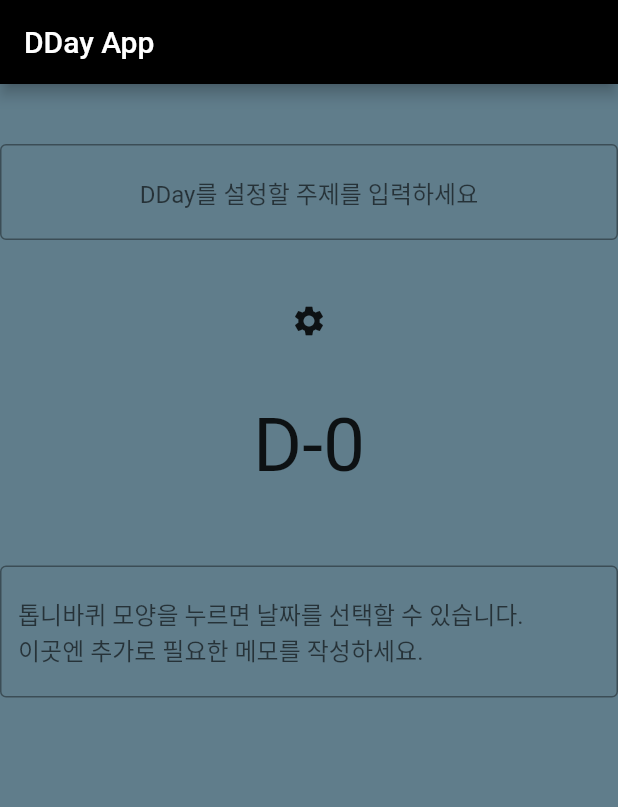
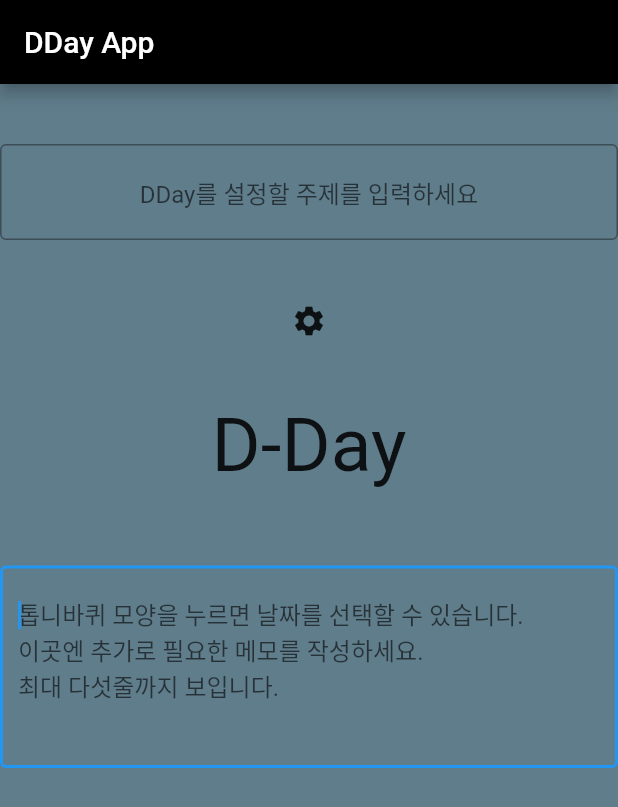
Before and after one commit to Juice-Han/dday_app, a Flutter app: the screen it shows after launch, on a phone screen of 412 x 824 dp. Shown: the top 807 px of the screen. Run offline on Flutter 3.47's test engine with Material 2 defaults, Android fonts, the phone set to English and light mode, and no system bars.

Commit message:
3rd commit

```diff
--- a/lib/screen/home_screen.dart
+++ b/lib/screen/home_screen.dart
@@ -40,7 +40,11 @@ class _DDay extends StatefulWidget {
 
 class __DDayState extends State<_DDay> {
   DateTime now = DateTime.now();
-  int days = 0;
+  String days = 'Day';
+  TextEditingController _editTextController = TextEditingController();
+
+  // Initialise a scroll controller.
+  ScrollController _scrollController = ScrollController();
 
   @override
   Widget build(BuildContext context) {
@@ -71,10 +75,14 @@ class __DDayState extends State<_DDay> {
                       color: Colors.white,
                       height: 300,
                       child: CupertinoDatePicker(
+                        minimumDate: DateTime(now.year,now.month,now.day).subtract(Duration(days: 1)),
                         mode: CupertinoDatePickerMode.date,
                         onDateTimeChanged: (DateTime date) {
                           setState(() {
-                            days = DateTime(date.year,date.month,date.day).difference(now).inDays+1;
+                            days = (DateTime(date.year,date.month,date.day).difference(now).inDays+1).toString();
+                            if(days == '0') {
+                              days = 'Day!!';
+                            }
                           });
                         },
                       ),
@@ -89,17 +97,22 @@ class __DDayState extends State<_DDay> {
             ),
           ),
           SizedBox(height: 30,),
-          Text('D-${days}',style: TextStyle(fontSize: 50),),
+          Text('D-'+days,style: TextStyle(fontSize: 50),),
           SizedBox(height: 50,),
-          TextField(
+          Scrollbar(
+            controller: _scrollController,
+            child: TextField(
+            scrollController: _scrollController,
+            autofocus: true,
+            keyboardType: TextInputType.multiline,
             decoration: InputDecoration(border: OutlineInputBorder(
                 borderSide: BorderSide(color: Colors.black),
               ),
-              hintText: '톱니바퀴 모양을 누르면 날짜를 선택할 수 있습니다.\n이곳엔 추가로 필요한 메모를 작성하세요.'),
-            keyboardType: TextInputType.multiline,
-            maxLines: null,
+            hintText: '톱니바퀴 모양을 누르면 날짜를 선택할 수 있습니다.\n이곳엔 추가로 필요한 메모를 작성하세요.\n최대 다섯줄까지 보입니다.'),
+            maxLines: 5,
 
-          ),
+          ),),
+
         ],
       ),
     );
```
